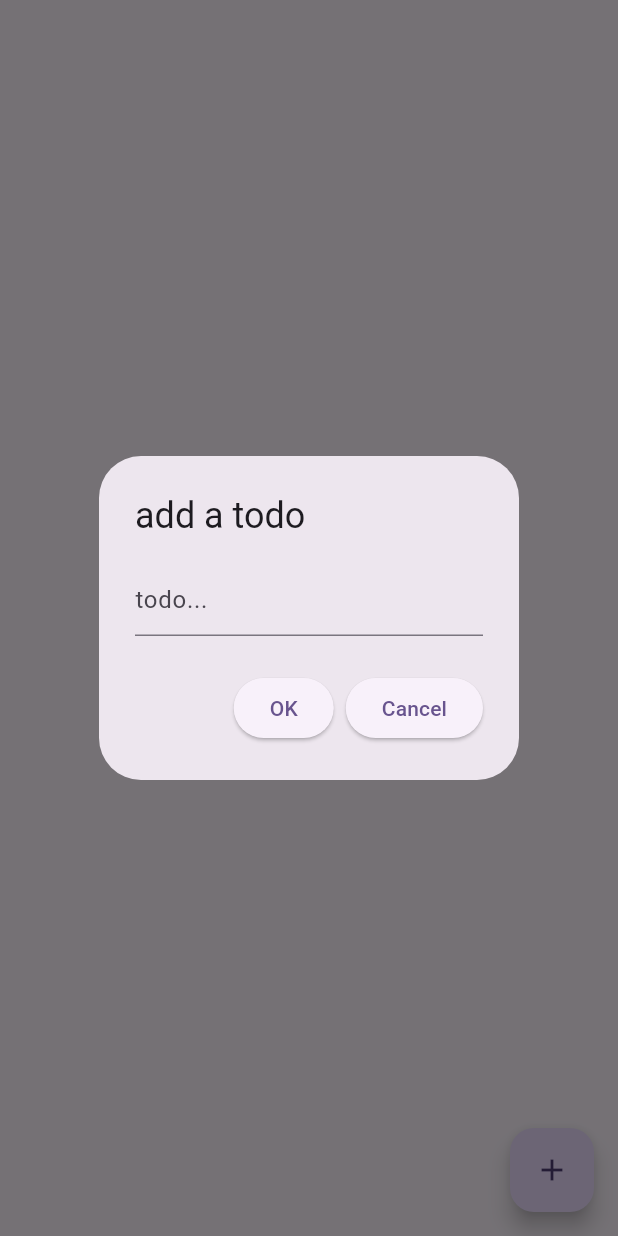
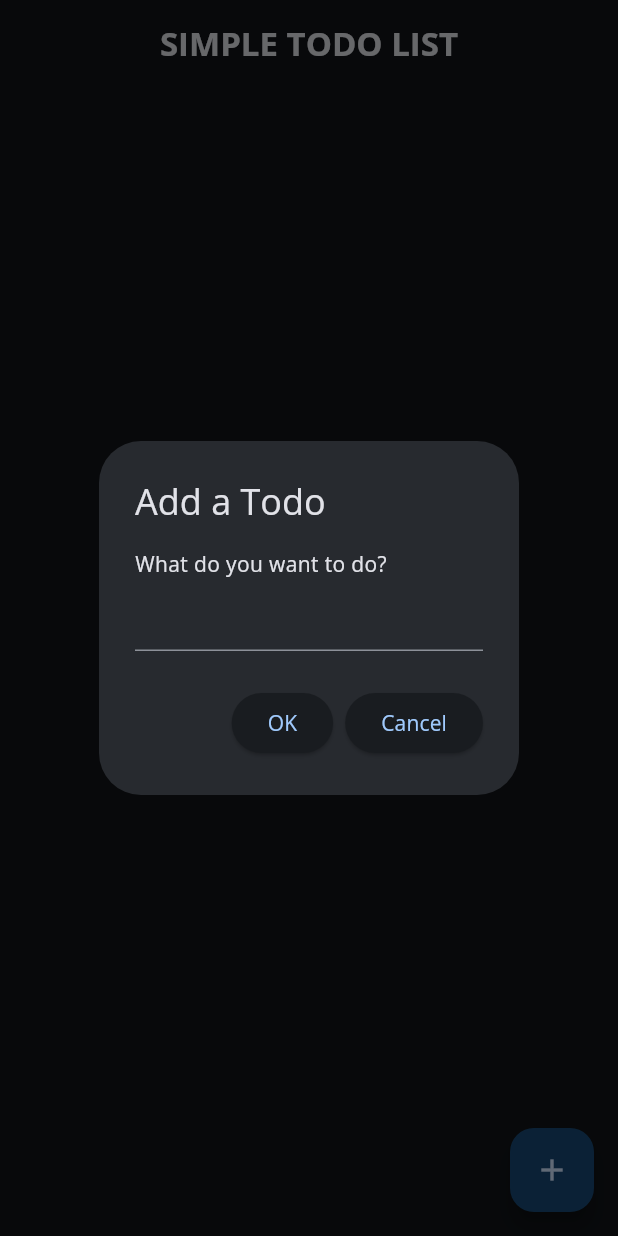
Before and after one commit to Jalambo-Dev/local-database-flutter-tutorial, a Flutter app: the screen it shows after launch, after a tap on the "add" icon, on a phone screen of 412 x 824 dp. Run offline on Flutter 3.47's test engine with Material 3 defaults, Android fonts, the phone set to English and light mode, and no system bars; our stand-ins replace hive, hive_flutter, sqflite; accounts and stored records are empty.

Commit message:
Refactor Todo management: move TodosScreen to ui/screens, add TodoDb class for database operations, and update pubspec.yaml for new dependencies

```diff
--- /dev/null
+++ b/todo_list_with_hive/lib/db/todo_db.dart
@@ -0,0 +1,111 @@
+import 'package:flutter/foundation.dart';
+import 'package:hive_flutter/hive_flutter.dart';
+
+class TodoDb {
+  static const String todoBoxName = 'todos_box';
+  static const String todoId = 'id';
+  static const String todoContent = 'content';
+  static const String todoTime = 'time';
+  static const String todoIsDone = 'isDone';
+  static const List<String> todoKeys = [
+    todoId,
+    todoContent,
+    todoTime,
+    todoIsDone
+  ];
+
+  // Singleton pattern
+  static final TodoDb _instance = TodoDb._internal();
+  factory TodoDb() => _instance;
+  TodoDb._internal();
+
+  Box? _todoBox;
+
+  /// Initialize the database.
+  Future<void> init() async {
+    _todoBox = await Hive.openBox(todoBoxName);
+  }
+
+  /// Close the database.
+  Future<void> close() async {
+    await _todoBox?.close();
+  }
+
+  /// Get all todos.
+  List<Map<String, dynamic>> getAllTodos() {
+    final List<Map<String, dynamic>> todos = [];
+    final todoKeys = _todoBox?.keys.toList() ?? [];
+
+    for (var key in todoKeys) {
+      final todo = _todoBox?.get(key);
+      if (todo != null) {
+        final Map<String, dynamic> todoWithId = Map<String, dynamic>.from(todo);
+        todoWithId[todoId] = key;
+        todos.add(todoWithId);
+      }
+    }
+
+    return todos;
+  }
+
+  /// Add a new todo.
+  ///
+  /// Returns the key of the newly added todo.
+  Future<dynamic> addTodo(String content) async {
+    return await _todoBox?.add({
+      todoContent: content,
+      todoTime: DateTime.now(),
+      todoIsDone: false,
+    });
+  }
+
+  /// Update a todo by key.
+  Future<void> updateTodo(dynamic key, String content) async {
+    final todo = _todoBox?.get(key);
+    if (todo != null) {
+      await _todoBox?.put(key, {
+        todoContent: content,
+        todoTime: todo[todoTime],
+        todoIsDone: todo[todoIsDone],
+      });
+    }
+  }
+
+  /// Toggle the isDone status of a todo.
+  Future<void> toggleTodoStatus(dynamic key) async {
+    final todo = _todoBox?.get(key);
+    if (todo != null) {
+      await _todoBox?.put(key, {
+        todoContent: todo[todoContent],
+        todoTime: todo[todoTime],
+        todoIsDone: !todo[todoIsDone],
+      });
+    }
+  }
+
+  /// Delete a todo by key.
+  Future<void> deleteTodo(dynamic key) async {
+    await _todoBox?.delete(key);
+  }
+
+  /// Restore a deleted todo.
+  Future<void> restoreTodo(dynamic key, Map<String, dynamic> todo) async {
+    await _todoBox?.put(key, todo);
+  }
+
+  /// Get a todo by key.
+  Map<String, dynamic>? getTodo(dynamic key) {
+    return _todoBox?.get(key);
+  }
+
+  /// Get a todo by index.
+  Map<String, dynamic>? getTodoAt(int index) {
+    return _todoBox?.getAt(index);
+  }
+
+  /// Check if the database is initialized.
+  bool get isInitialized => _todoBox != null;
+
+  /// Get the todo box value listenable for reactive UI updates.
+  ValueListenable<Box>? get todoBoxListenable => _todoBox?.listenable();
+}
--- a/todo_list_with_hive/lib/main.dart
+++ b/todo_list_with_hive/lib/main.dart
@@ -3,7 +3,7 @@ import 'dart:io';
 import 'package:flutter/material.dart';
 import 'package:hive/hive.dart';
 import 'package:path_provider/path_provider.dart';
-import 'package:todo_list_with_hive/todos_screen.dart';
+import 'package:todo_list_with_hive/ui/screens/todos_screen.dart';
 
 void main() async {
   WidgetsFlutterBinding.ensureInitialized();
@@ -18,8 +18,14 @@ class MyApp extends StatelessWidget {
   @override
   Widget build(BuildContext context) {
     return MaterialApp(
+      debugShowCheckedModeBanner: false,
       theme: ThemeData(
-        colorScheme: ColorScheme.fromSeed(seedColor: Colors.deepPurple),
+        fontFamily: 'OpenSans',
+        brightness: Brightness.dark,
+        colorScheme: ColorScheme.fromSeed(
+          seedColor: Colors.blue,
+          brightness: Brightness.dark,
+        ),
         useMaterial3: true,
       ),
       home: const TodosScreen(),
--- a/todo_list_with_hive/lib/todos_screen.dart
+++ /dev/null
@@ -1,84 +0,0 @@
-import 'package:flutter/material.dart';
-import 'package:hive_flutter/hive_flutter.dart';
-
-class TodosScreen extends StatefulWidget {
-  const TodosScreen({super.key});
-
-  @override
-  State<TodosScreen> createState() => _TodosScreenState();
-}
-
-class _TodosScreenState extends State<TodosScreen> {
-  Box? _todoBox;
-  late TextEditingController _todoController;
-
-  @override
-  void initState() {
-    super.initState();
-    Hive.openBox('todos_box')
-        .then((todoBox) => setState(() => _todoBox = todoBox));
-    _todoController = TextEditingController();
-  }
-
-  @override
-  Widget build(BuildContext context) {
-    return Scaffold(
-      floatingActionButton: FloatingActionButton(
-        onPressed: () => _showTodoInputDialog(context),
-        child: Icon(Icons.add),
-      ),
-      body: _todoBox == null
-          ? const CircularProgressIndicator()
-          : ValueListenableBuilder(
-              valueListenable: _todoBox!.listenable(),
-              builder: (context, box, child) {
-                final todoKeys = box.keys.toList();
-
-                return SizedBox.expand(
-                  child: ListView.builder(
-                    itemCount: todoKeys.length,
-                    itemBuilder: (context, index) {
-                      return ListTile(
-                        title: Text(
-                          index.toString(),
-                        ),
-                      );
-                    },
-                  ),
-                );
-              },
-            ),
-    );
-  }
-
-  Future<void> _showTodoInputDialog(BuildContext context) async {
-    return showDialog(
-      context: context,
-      builder: (context) => AlertDialog(
-        title: Text('add a todo'),
-        content: TextField(
-          controller: _todoController,
-          decoration: const InputDecoration(hintText: 'todo...'),
-        ),
-        actions: [
-          ElevatedButton(
-            onPressed: () {
-              _todoBox?.add({
-                'content': _todoController.text,
-                'time': DateTime.now().toIso8601String(),
-                'isDone': false,
-              });
-              Navigator.pop(context);
-              _todoController.clear();
-            },
-            child: Text('OK'),
-          ),
-          ElevatedButton(
-            onPressed: () {},
-            child: Text('Cancel'),
-          ),
-        ],
-      ),
-    );
-  }
-}
--- /dev/null
+++ b/todo_list_with_hive/lib/ui/screens/todos_screen.dart
@@ -0,0 +1,221 @@
+import 'package:flutter/material.dart';
+import 'package:intl/intl.dart';
+import 'package:todo_list_with_hive/db/todo_db.dart';
+
+class TodosScreen extends StatefulWidget {
+  const TodosScreen({super.key});
+
+  @override
+  State<TodosScreen> createState() => _TodosScreenState();
+}
+
+class _TodosScreenState extends State<TodosScreen> {
+  late TextEditingController _todoController;
+  bool _isLoading = true;
+
+  @override
+  void initState() {
+    super.initState();
+    _todoController = TextEditingController();
+    // Initialize the TodoDb and update state when ready
+    TodoDb().init().then((_) => setState(() => _isLoading = false));
+  }
+
+  @override
+  void dispose() {
+    _todoController.dispose();
+    super.dispose();
+  }
+
+  @override
+  Widget build(BuildContext context) {
+    return Scaffold(
+      appBar: AppBar(
+        title: Text(
+          'SIMPLE TODO LIST',
+          style: TextStyle(
+            fontWeight: FontWeight.bold
+          ),
+        ),
+        centerTitle: true,
+      ),
+      body: _isLoading
+          ? Center(child: const CircularProgressIndicator())
+          : ValueListenableBuilder(
+              valueListenable: TodoDb().todoBoxListenable!,
+              builder: (context, box, child) {
+                final todos = TodoDb().getAllTodos();
+                return ListView.builder(
+                  itemCount: todos.length,
+                  itemBuilder: (context, index) {
+                    final todo = todos[index];
+                    final todoKey = todo[TodoDb.todoId];
+                    return Column(
+                      children: [
+                        Dismissible(
+                          key: Key(todo[TodoDb.todoContent]),
+                          background: Container(
+                            padding: EdgeInsets.all(18),
+                            color: Color(0xff144875),
+                            child: Align(
+                              alignment: AlignmentDirectional.centerEnd,
+                              child: Icon(Icons.delete_outline_rounded),
+                            ),
+                          ),
+                          direction: DismissDirection.endToStart,
+                          onDismissed: (direction) async {
+                            // Keep reference for undo operation
+                            final deletedTodo = Map<String, dynamic>.from(todo);
+                            deletedTodo.remove(TodoDb.todoId);
+
+                            // Delete the todo
+                            await TodoDb().deleteTodo(todoKey);
+
+                            // Show a snackbar with undo option
+                            if (context.mounted) {
+                              ScaffoldMessenger.of(context).showSnackBar(
+                                SnackBar(
+                                  content: Text(
+                                    'Deleted "${todo[TodoDb.todoContent]}"',
+                                    maxLines: 1,
+                                    overflow: TextOverflow.ellipsis,
+                                  ),
+                                  action: SnackBarAction(
+                                    label: 'Undo',
+                                    onPressed: () async => await TodoDb()
+                                        .restoreTodo(todoKey, deletedTodo),
+                                  ),
+                                ),
+                              );
+                            }
+                          },
+                          child: ListTile(
+                            // update todo
+                            onLongPress: () async =>
+                                _showUpdateTodoDialog(context, todoKey),
+
+                            // checkbox todo
+                            leading: Checkbox(
+                              value: todo[TodoDb.todoIsDone],
+                              onChanged: (value) async {
+                                await TodoDb().toggleTodoStatus(todoKey);
+                              },
+                            ),
+
+                            // title of todo
+                            title: Text(
+                              todo[TodoDb.todoContent],
+                              style: TextStyle(
+                                fontWeight: todo[TodoDb.todoIsDone]
+                                    ? FontWeight.normal
+                                    : FontWeight.bold,
+                                decorationStyle: TextDecorationStyle.solid,
+                                decoration: todo[TodoDb.todoIsDone]
+                                    ? TextDecoration.lineThrough
+                                    : TextDecoration.none,
+                              ),
+                            ),
+
+                            // time of todo
+                            subtitle: Text(
+                              DateFormat('hh:mm a - dd/MM/yy')
+                                  .format(todo[TodoDb.todoTime]),
+                            ),
+                          ),
+                        ),
+                        Divider(height: 0, indent: 70, thickness: 0.5)
+                      ],
+                    );
+                  },
+                );
+              },
+            ),
+
+      // floating action button to add new todo
+      floatingActionButton: FloatingActionButton(
+        onPressed: () => _showCreateTodoDialog(context),
+        child: Icon(Icons.add),
+      ),
+    );
+  }
+
+  /// Show a dialog to create a new todo.
+  Future<void> _showCreateTodoDialog(BuildContext context) async {
+    return showDialog(
+      context: context,
+      builder: (context) {
+        _todoController.clear();
+        return AlertDialog(
+          title: Text('Add a Todo'),
+          content: Column(
+            crossAxisAlignment: CrossAxisAlignment.start,
+            mainAxisSize: MainAxisSize.min,
+            children: [
+              Text('What do you want to do?'),
+              TextField(
+                controller: _todoController,
+              ),
+            ],
+          ),
+          actions: [
+            ElevatedButton(
+              onPressed: () {
+                if (_todoController.text.isNotEmpty) {
+                  TodoDb().addTodo(_todoController.text);
+                  Navigator.pop(context);
+                  _todoController.clear();
+                }
+              },
+              child: Text('OK'),
+            ),
+            ElevatedButton(
+              onPressed: () => Navigator.of(context).pop(),
+              child: Text('Cancel'),
+            ),
+          ],
+        );
+      },
+    );
+  }
+
+  /// Shows a dialog to update a Todo.
+  Future<void> _showUpdateTodoDialog(
+      BuildContext context, dynamic todoKey) async {
+    return showDialog(
+      context: context,
+      builder: (context) {
+        final todo = TodoDb().getTodo(todoKey);
+        _todoController.text = todo?[TodoDb.todoContent] ?? '';
+        return AlertDialog(
+          title: Text('Update a Todo'),
+          content: Column(
+            crossAxisAlignment: CrossAxisAlignment.start,
+            mainAxisSize: MainAxisSize.min,
+            children: [
+              Text('What do you want to do?'),
+              TextField(
+                controller: _todoController,
+              ),
+            ],
+          ),
+          actions: [
+            ElevatedButton(
+              onPressed: () {
+                if (_todoController.text.isNotEmpty) {
+                  TodoDb().updateTodo(todoKey, _todoController.text);
+                  Navigator.pop(context);
+                  _todoController.clear();
+                }
+              },
+              child: Text('OK'),
+            ),
+            ElevatedButton(
+              onPressed: () => Navigator.of(context).pop(),
+              child: Text('Cancel'),
+            ),
+          ],
+        );
+      },
+    );
+  }
+}
```
Also changed, not shown: todo_list_with_hive/pubspec.yaml (+12 -12 lines), todo_list_with_hive/assets/fonts/OpenSans-Bold.ttf (added), todo_list_with_hive/assets/fonts/OpenSans-Italic.ttf (added), todo_list_with_hive/assets/fonts/OpenSans-Regular.ttf (added), todo_list_with_hive/pubspec.lock.
